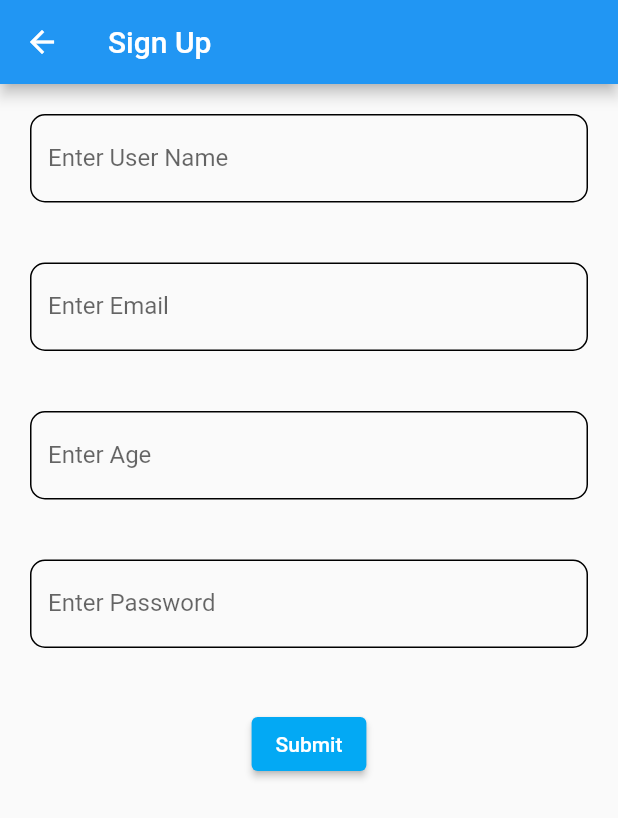
After one commit to juanthedeveloper/Smart-Inventory, a Flutter app: the screen it shows after launch, after a tap on "Sign up with Email", on a phone screen of 412 x 824 dp. The commit adds this screen. Shown: the top 818 px of the screen. Run offline on Flutter 3.47's test engine with Material 2 defaults, Android fonts, the phone set to English and light mode, and no system bars; our stand-ins replace firebase_auth, firebase_core, firebase_database, flutter_signin_button, splashscreen, sqflite; accounts and stored records are empty.

Commit message:
Firebase Auth and RTDB integration

```diff
--- a/lib/main.dart
+++ b/lib/main.dart
@@ -1,12 +1,16 @@
 import 'dart:io';
 
-
+import 'package:firebase_auth/firebase_auth.dart';
+import 'package:firebase_core/firebase_core.dart';
 import 'package:smart_inventory/screens/productsscreen.dart';
 import 'package:smart_inventory/screens/materiallistscreen.dart';
 
 import 'package:flutter/material.dart';
 import 'package:path/path.dart';
+import 'package:smart_inventory/screens/signup.dart';
+import 'package:splashscreen/splashscreen.dart';
 import 'package:sqflite/sqflite.dart';
+import 'screens/home.dart';
 import 'screens/productsscreen.dart';
 
 late final db;
@@ -15,11 +19,13 @@ late List<Map<String, dynamic>> mapI;
 late List<Map<String, dynamic>> mapM;
 
 main() async {
-  runApp(const MaterialApp(
-    home: MyApp(),
-  ));
+
 
   WidgetsFlutterBinding.ensureInitialized();
+
+  await Firebase.initializeApp();
+
+
 // Open the database and store the reference.
   database = openDatabase(
     // Set the path to the database. Note: Using the `join` function from the
@@ -33,7 +39,8 @@ main() async {
       db.execute(
         'CREATE TABLE items(name TEXT PRIMARY KEY, price REAL, material1 TEXT, material2 TEXT, material3 TEXT, m1Use REAL, m2Use REAL, m3Use REAL, id TEXT)',
       );
-      db.execute('CREATE TABLE materials(name TEXT PRIMARY KEY, quanity REAL, id TEXT)');
+      db.execute(
+          'CREATE TABLE materials(name TEXT PRIMARY KEY, quanity REAL, id TEXT)');
     },
 
     version: 1,
@@ -43,69 +50,31 @@ main() async {
   mapI = await db.query('items');
   mapM = await db.query('materials');
   addMaptoList(); //initialize materialList with mapM names
+runApp(MaterialApp(
+    home: IntroScreen(),
+  ));
 }
 
-class MyApp extends StatefulWidget {
-  const MyApp({Key? key}) : super(key: key);
+class IntroScreen extends StatelessWidget {
   @override
-  State<StatefulWidget> createState() {
-    // TODO: implement createState
-    return _MyAppState();
+  Widget build(BuildContext context) {
+    User? result = FirebaseAuth.instance.currentUser;
+    return  SplashScreen(
+      //navigateAfterFuture: updateValue(result.uid),
+        useLoader: true,
+        loadingTextPadding: EdgeInsets.all(0),
+        loadingText: Text(""),
+        navigateAfterSeconds: result != null ? Home(uid: result.uid) : SignUp(),
+        seconds: 5,
+        title:Text(
+          'Welcome To Smart Inventory!',
+          style: TextStyle(fontWeight: FontWeight.bold, fontSize: 20.0),
+        ),
+        //image: Image.asset('assets/images/dart.png', fit: BoxFit.scaleDown),
+        backgroundColor: Colors.white,
+        styleTextUnderTheLoader: new TextStyle(),
+        photoSize: 100.0,
+        onClick: () => print("flutter"),
+        loaderColor: Colors.red);
   }
 }
-
-class _MyAppState extends State<MyApp> {
-  @override
-  Widget build(BuildContext context) {
-    return MaterialApp(
-      debugShowCheckedModeBanner: false,
-      home: Scaffold(
-        //the entire screen becomes this widget with custom settings
-
-        body: Container(
-          constraints: BoxConstraints.expand(),
-          decoration: const BoxDecoration(
-            image: DecorationImage(
-                image: AssetImage('assets/images/main.png'), fit: BoxFit.cover),
-          ),
-          child: Column(
-            mainAxisAlignment: MainAxisAlignment.center,
-            children: [
-              SizedBox(
-                width: 110,
-                child: ElevatedButton(
-                  style: ElevatedButton.styleFrom(primary: Colors.grey[600]),
-                  child: Text("Products"),
-                  onPressed: () async {
-                    mapI = await db.query('items');
-                    addMaptoList(); //update count
-                    Navigator.push(
-                        context,
-                        MaterialPageRoute(
-                            builder: (context) => InventoryScreen()));
-                  },
-                ),
-              ),
-              SizedBox(
-                width: 110,
-                child: ElevatedButton(
-                  style: ElevatedButton.styleFrom(primary: Colors.grey[600]),
-                  child: Text(
-                    "Materials",
-                  ),
-                  onPressed: () async {
-                    mapM = await db.query('materials');
-                    Navigator.push(
-                        context,
-                        MaterialPageRoute(
-                            builder: (context) => const MaterialListScreen()));
-                  },
-                ),
-              ),
-            ],
-          ),
-        ),
-      ),
-    );
-  }
-}
--- /dev/null
+++ b/lib/screens/email_signup.dart
@@ -0,0 +1,176 @@
+import 'package:firebase_auth/firebase_auth.dart';
+import 'package:firebase_database/firebase_database.dart';
+import 'package:flutter/material.dart';
+
+import 'home.dart';
+
+class EmailSignUp extends StatefulWidget {
+  @override
+  _EmailSignUpState createState() => _EmailSignUpState();
+}
+
+class _EmailSignUpState extends State<EmailSignUp> {
+  bool isLoading = false;
+  final _formKey = GlobalKey<FormState>();
+  FirebaseAuth firebaseAuth = FirebaseAuth.instance;
+  DatabaseReference dbRef =
+      FirebaseDatabase.instance.reference().child("Users");
+  TextEditingController emailController = TextEditingController();
+  TextEditingController nameController = TextEditingController();
+  TextEditingController passwordController = TextEditingController();
+  TextEditingController ageController = TextEditingController();
+
+  @override
+  Widget build(BuildContext context) {
+    return Scaffold(
+        appBar: AppBar(title: Text("Sign Up")),
+        body: Form(
+            key: _formKey,
+            child: SingleChildScrollView(
+                child: Column(children: <Widget>[
+              Padding(
+                padding: EdgeInsets.all(20.0),
+                child: TextFormField(
+                  controller: nameController,
+                  decoration: InputDecoration(
+                    labelText: "Enter User Name",
+                    enabledBorder: OutlineInputBorder(
+                      borderRadius: BorderRadius.circular(10.0),
+                    ),
+                  ),
+                  // The validator receives the text that the user has entered.
+                  validator: (value) {
+                    if (value!.isEmpty) {
+                      return 'Enter User Name';
+                    }
+                    return null;
+                  },
+                ),
+              ),
+              Padding(
+                padding: EdgeInsets.all(20.0),
+                child: TextFormField(
+                  controller: emailController,
+                  decoration: InputDecoration(
+                    labelText: "Enter Email",
+                    enabledBorder: OutlineInputBorder(
+                      borderRadius: BorderRadius.circular(10.0),
+                    ),
+                  ),
+                  // The validator receives the text that the user has entered.
+                  validator: (value) {
+                    if (value!.isEmpty) {
+                      return 'Enter an Email Address';
+                    } else if (!value.contains('@')) {
+                      return 'Please enter a valid email address';
+                    }
+                    return null;
+                  },
+                ),
+              ),
+              Padding(
+                padding: EdgeInsets.all(20.0),
+                child: TextFormField(
+                  controller: ageController,
+                  decoration: InputDecoration(
+                    labelText: "Enter Age",
+                    enabledBorder: OutlineInputBorder(
+                      borderRadius: BorderRadius.circular(10.0),
+                    ),
+                  ),
+                  // The validator receives the text that the user has entered.
+                  validator: (value) {
+                    if (value!.isEmpty) {
+                      return 'Enter Age';
+                    }
+                    return null;
+                  },
+                ),
+              ),
+              Padding(
+                padding: EdgeInsets.all(20.0),
+                child: TextFormField(
+                  obscureText: true,
+                  controller: passwordController,
+                  decoration: InputDecoration(
+                    labelText: "Enter Password",
+                    enabledBorder: OutlineInputBorder(
+                      borderRadius: BorderRadius.circular(10.0),
+                    ),
+                  ),
+                  // The validator receives the text that the user has entered.
+                  validator: (value) {
+                    if (value!.isEmpty) {
+                      return 'Enter Password';
+                    } else if (value.length < 6) {
+                      return 'Password must be atleast 6 characters!';
+                    }
+                    return null;
+                  },
+                ),
+              ),
+              Padding(
+                padding: EdgeInsets.all(20.0),
+                child: isLoading
+                    ? CircularProgressIndicator()
+                    : ElevatedButton(
+                        style: ButtonStyle(backgroundColor: MaterialStateProperty.all<Color>(Colors.lightBlue)),
+                        onPressed: () {
+                          if (_formKey.currentState!.validate()) {
+                            setState(() {
+                              isLoading = true;
+                            });
+                            registerToFb();
+                          }
+                        },
+                        child: Text('Submit'),
+                      ),
+              )
+            ]))));
+  }
+
+  void registerToFb() {
+    firebaseAuth
+        .createUserWithEmailAndPassword(
+            email: emailController.text, password: passwordController.text)
+        .then((result) {
+      dbRef.child(result.user!.uid).set({
+        "email": emailController.text,
+        "age": ageController.text,
+        "name": nameController.text
+      }).then((res) {
+        isLoading = false;
+        Navigator.pushReplacement(
+          context,
+          MaterialPageRoute(builder: (context) => Home(uid: result.user!.uid)),
+        );
+      });
+    }).catchError((err) {
+      showDialog(
+          context: context,
+          builder: (BuildContext context) {
+            return AlertDialog(
+              title: Text("Error"),
+              content: Text(err.message),
+              actions: [
+                TextButton(
+                  child: Text("Ok"),
+                  onPressed: () {
+                    Navigator.of(context).pop();
+                  },
+                )
+              ],
+            );
+          });
+    });
+  }
+
+  @override
+  void dispose() {
+    super.dispose();
+    nameController.dispose();
+    emailController.dispose();
+    passwordController.dispose();
+    ageController.dispose();
+  }
+}
--- /dev/null
+++ b/lib/screens/signup.dart
@@ -0,0 +1,55 @@
+import 'package:flutter/material.dart';
+import 'package:flutter_signin_button/flutter_signin_button.dart';
+
+import 'email_login.dart';
+import 'email_signup.dart';
+
+class SignUp extends StatelessWidget {
+  final String title = "Sign Up";
+  @override
+  Widget build(BuildContext context) {
+    return Scaffold(
+        appBar: AppBar(
+          title: Text(this.title),
+        ),
+        body: Center(
+          child: Column(mainAxisAlignment: MainAxisAlignment.center, children: <
+              Widget>[
+            Padding(
+              padding: EdgeInsets.all(10.0),
+              child: Text("Smart Inventory",
+                  style: TextStyle(
+                      fontWeight: FontWeight.bold,
+                      fontSize: 30,
+                      fontFamily: 'Roboto')),
+            ),
+            Padding(
+                padding: EdgeInsets.all(10.0),
+                child: SignInButton(
+                  Buttons.Email,
+                  text: "Sign up with Email",
+                  onPressed: () {
+                    Navigator.push(
+                      context,
+                      MaterialPageRoute(builder: (context) => EmailSignUp()),
+                    );
+                  },
+                )),
+
+            Padding(
+                padding: EdgeInsets.all(10.0),
+                child: GestureDetector(
+                    child: Text("Log In Using Email",
+                        style: TextStyle(
+                            decoration: TextDecoration.underline,
+                            color: Colors.blue)),
+                    onTap: () {
+                      Navigator.push(
+                        context,
+                        MaterialPageRoute(builder: (context) => EmailLogIn()),
+                      );
+                    }))
+          ]),
+        ));
+  }
+}
```
Also changed, not shown: lib/databasedetails.dart (+8 -12 lines), lib/screens/email_login.dart (added, +119 -0 lines), lib/screens/home.dart (added, +106 -0 lines), lib/screens/materiallistscreen.dart (+16 -29 lines), pubspec.yaml (+8 -2 lines), pubspec.lock, 3 other files.
